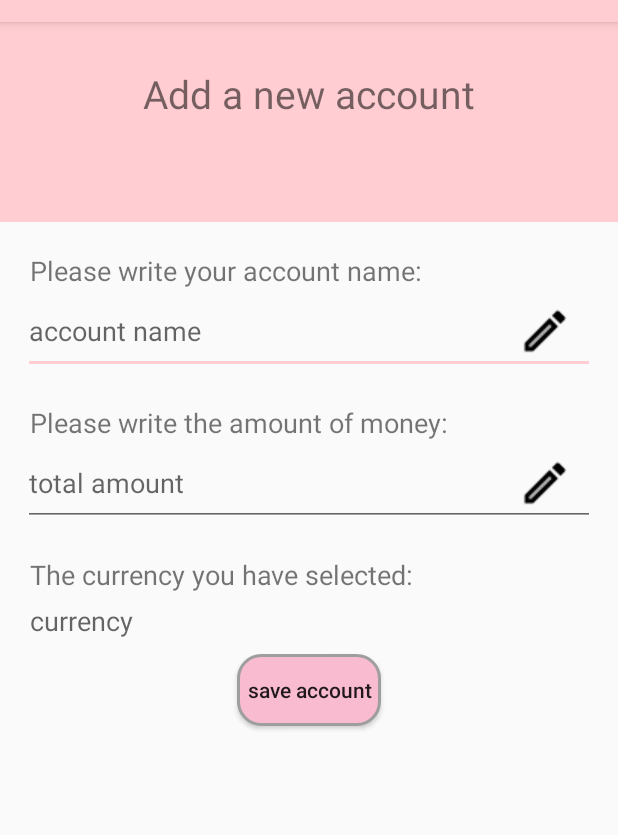
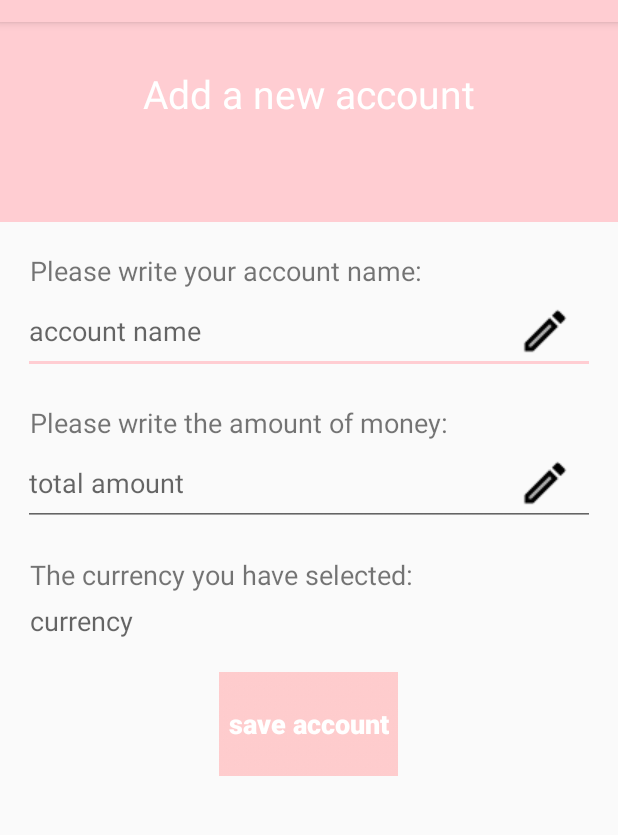
Before and after one commit to ZhaojiaLii/Android-Final-Project-, an Android app: the Add_account screen opened directly, with no data from a screen before it, on a phone screen of 412 x 824 dp, the part 62-897 px from its top. Run offline under Robolectric (Android 15) with nearby library versions, the phone set to English and light mode, and no system bars; libraries missing offline, so code that uses them is left out: com.mynameismidori.currencypicker; 3 statements that could not run were skipped.

Commit message:
some changes

```diff
--- a/app/src/main/res/layout/about_us.xml
+++ b/app/src/main/res/layout/about_us.xml
@@ -6,7 +6,7 @@
     <TextView
         android:layout_width="wrap_content"
         android:layout_height="wrap_content"
-        android:text="group members:\nWanxun Xu\nYao Xiao\nZhaojia Li\nYi Liu"
+        android:text="Development\ngroup members:\nWanxun Xu\nYao Xiao\nZhaojia Li\nYi Liu"
         android:textStyle="bold"
         android:textSize="20sp"
         android:textColor="@color/darkgray"
--- a/app/src/main/res/layout/add_account.xml
+++ b/app/src/main/res/layout/add_account.xml
@@ -20,13 +20,15 @@
             android:layout_weight="1"
             android:orientation="vertical"
             android:background="@color/colorPrimary">
+
             <TextView
                 android:layout_width="match_parent"
                 android:layout_height="wrap_content"
+                android:layout_marginTop="30dp"
+                android:gravity="center"
                 android:text="Add a new account"
-                android:textSize="26dp"
-                android:gravity="center"
-                android:layout_marginTop="30dp"/>
+                android:textColor="@android:color/white"
+                android:textSize="26dp" />
 
         </RelativeLayout>
 
@@ -122,15 +124,17 @@
 
             <Button
                 android:id="@+id/save_account"
-                android:layout_width="wrap_content"
-                android:layout_height="wrap_content"
+                android:layout_width="119dp"
+                android:layout_height="69dp"
+                android:layout_below="@id/third_part"
+                android:layout_centerInParent="true"
+                android:layout_marginTop="22dp"
+                android:background="@drawable/lightpink"
                 android:text="  save account  "
                 android:textAllCaps="false"
-                android:background="@drawable/shape_save_btn"
-                android:layout_below="@id/third_part"
-                android:layout_centerInParent="true"
-                android:layout_marginTop="10dp"
-                />
+                android:textColor="@android:color/white"
+                android:textSize="18sp"
+                android:textStyle="bold" />
 
 
 
```
Also changed, not shown: app/src/main/res/layout/activity_convertor.xml (+6 -2 lines), app/src/main/res/layout/background.xml (+10 -4 lines).
